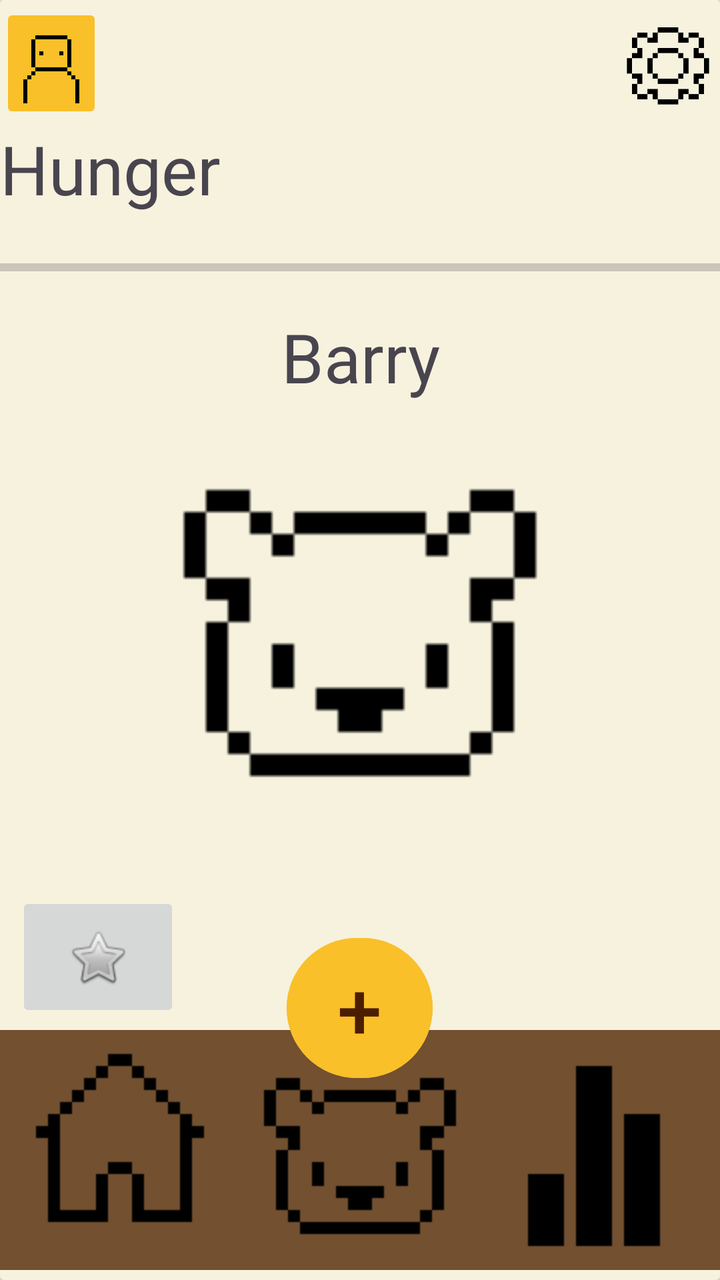
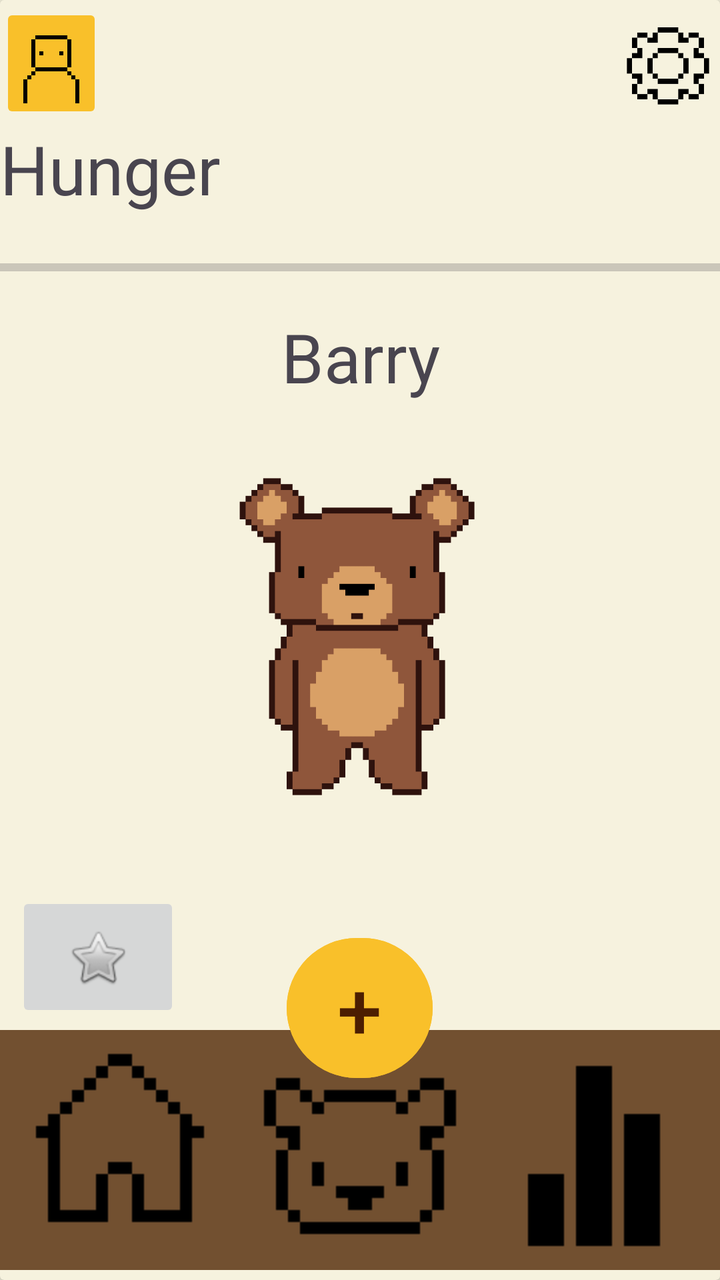

Screens rendered from an Android XML layout before and after an edit, with the pre-edit source and the edit as a unified diff.
<!-- AndroidManifest.xml: application theme Theme.BeeBudgetingLimited -->
<!-- res/layout/activity_barry_care_screen.xml -->
<?xml version="1.0" encoding="utf-8"?>
<androidx.drawerlayout.widget.DrawerLayout xmlns:android="http://schemas.android.com/apk/res/android"
    xmlns:app="http://schemas.android.com/apk/res-auto"
    xmlns:tools="http://schemas.android.com/tools"
    android:id="@+id/main"
    android:layout_width="match_parent"
    android:layout_height="match_parent"
    tools:context=".BarryCareScreen"
    android:background="@color/Cream">

    <androidx.cardview.widget.CardView
        android:layout_width="match_parent"
        android:layout_height="wrap_content"
        app:cardBackgroundColor="@color/Cream">

        <LinearLayout
            android:id="@+id/text"
            android:layout_width="match_parent"
            android:layout_height="519dp"
            android:gravity="bottom"
            android:orientation="vertical">

            <LinearLayout
                android:layout_width="match_parent"
                android:layout_height="60dp"
                android:orientation="horizontal">


                <ImageButton
                    android:id="@+id/ProfileBtn"
                    android:layout_width="0dp"
                    android:layout_height="wrap_content"
                    android:layout_weight="0.2"
                    android:backgroundTint="@color/Bright_yellow"
                    android:scaleType="centerCrop"
                    app:srcCompat="@drawable/profileicon" />

                <ImageView
                    android:id="@+id/imageView3"
                    android:layout_width="0dp"
                    android:layout_height="wrap_content"
                    android:layout_weight="1"
                    android:alpha="0"
                    app:srcCompat="@drawable/house" />

                <ImageButton
                    android:id="@+id/Settingsbtn"
                    android:layout_width="0dp"
                    android:layout_height="match_parent"
                    android:layout_weight="0.2"
                    android:background="@android:color/transparent"
                    android:scaleType="fitCenter"
                    app:srcCompat="@drawable/cogicon" />

            </LinearLayout>

            <LinearLayout
                android:layout_width="match_parent"
                android:layout_height="50dp"
                android:orientation="horizontal">

                <TextView
                    android:id="@+id/textView2"
                    android:layout_width="wrap_content"
                    android:layout_height="match_parent"
                    android:layout_weight="1"
                    android:text="Hunger"
                    android:textSize="34sp" />
            </LinearLayout>

            <ProgressBar
                android:id="@+id/progressBar"
                style="?android:attr/progressBarStyleHorizontal"
                android:layout_width="match_parent"
                android:layout_height="44dp" />

            <TextView
                android:id="@+id/textView6"
                android:layout_width="match_parent"
                android:layout_height="wrap_content"
                android:text="Barry"
                android:textAlignment="center"
                android:textSize="34sp" />

            <ImageView
                android:id="@+id/BarryImage"
                android:layout_width="match_parent"
                android:layout_height="220dp"
                app:srcCompat="@drawable/bearicon" />

            <LinearLayout
                android:layout_width="match_parent"
                android:layout_height="98dp"
                android:layout_gravity="bottom"
                android:foregroundGravity="bottom"
                android:gravity="bottom"
                android:orientation="horizontal">

                <ImageButton
                    android:id="@+id/BarryDressUp"
                    android:layout_width="82dp"
                    android:layout_height="65dp"
                    android:layout_row="0"
                    android:layout_column="0"
                    android:layout_margin="8dp"
                    android:src="@android:drawable/btn_star" />

            </LinearLayout>

        </LinearLayout>

        <RelativeLayout
            android:id="@+id/bottomBar"
            android:layout_width="match_parent"
            android:layout_height="170dp"
            android:layout_gravity="bottom"
            android:layout_marginVertical="5dp">

            <LinearLayout
                android:layout_width="match_parent"
                android:layout_height="match_parent"
                android:gravity="bottom"
                android:orientation="horizontal">

                <ImageButton
                    android:id="@+id/Homebtn"
                    android:layout_width="wrap_content"
                    android:layout_height="wrap_content"
                    android:layout_weight="1"
                    android:background="#725030"
                    app:srcCompat="@drawable/houseicon" />

                <ImageButton
                    android:id="@+id/Barrybtn"
                    android:layout_width="wrap_content"
                    android:layout_height="wrap_content"
                    android:layout_weight="1"
                    android:background="#725030"
                    app:srcCompat="@drawable/bearicon" />

                <ImageButton
                    android:id="@+id/Analyticsbtn"
                    android:layout_width="wrap_content"
                    android:layout_height="wrap_content"
                    android:layout_weight="1"
                    android:background="#725030"
                    app:srcCompat="@drawable/analyticsicon" />

            </LinearLayout>

            <Button
                android:id="@+id/Addbtn"
                android:layout_width="73dp"
                android:layout_height="78dp"
                android:layout_centerHorizontal="true"
                android:layout_marginTop="0dp"

                android:backgroundTint="@color/Bright_yellow"
                android:text="+"
                android:textColor="@color/Dark_brown"
                android:textColorLink="#f2c560"
                android:textSize="40dp" />

        </RelativeLayout>

    </androidx.cardview.widget.CardView>
</androidx.drawerlayout.widget.DrawerLayout>
<!-- resources referenced by this layout -->
<resources>
  <color name="Bright_yellow">#f9c02a</color>
  <color name="Cream">#f6f2de</color>
  <color name="Dark_brown">#4c1e01</color>
  <!-- drawable analyticsicon: png bitmap (drawable, 346 bytes) -->
  <!-- drawable bearicon: png bitmap (drawable, 423 bytes) -->
  <!-- drawable cogicon: png bitmap (drawable, 702 bytes) -->
  <!-- drawable house: png bitmap (drawable, 413934 bytes) -->
  <!-- drawable houseicon: png bitmap (drawable, 405 bytes) -->
  <!-- drawable profileicon: png bitmap (drawable, 471 bytes) -->
  <style name="Theme.BeeBudgetingLimited" parent="Base.Theme.BeeBudgetingLimited" />
  <style name="Base.Theme.BeeBudgetingLimited" parent="Theme.Material3.DayNight.NoActionBar">
          
          
      </style>
</resources>

<!-- the commit's change to res/layout/activity_barry_care_screen.xml (unified diff, before → after) -->
@@ -86,7 +86,7 @@
                 android:id="@+id/BarryImage"
                 android:layout_width="match_parent"
                 android:layout_height="220dp"
-                app:srcCompat="@drawable/bearicon" />
+                app:srcCompat="@drawable/barrybear" />
 
             <LinearLayout
                 android:layout_width="match_parent"
<!-- resource entries referenced after the edit -->
@@ -4,6 +4,7 @@
   <color name="Cream">#f6f2de</color>
   <color name="Dark_brown">#4c1e01</color>
   <!-- drawable analyticsicon: png bitmap (drawable, 346 bytes) -->
+  <!-- drawable barrybear: png bitmap (drawable, 3875 bytes) -->
   <!-- drawable bearicon: png bitmap (drawable, 423 bytes) -->
   <!-- drawable cogicon: png bitmap (drawable, 702 bytes) -->
   <!-- drawable house: png bitmap (drawable, 413934 bytes) -->
